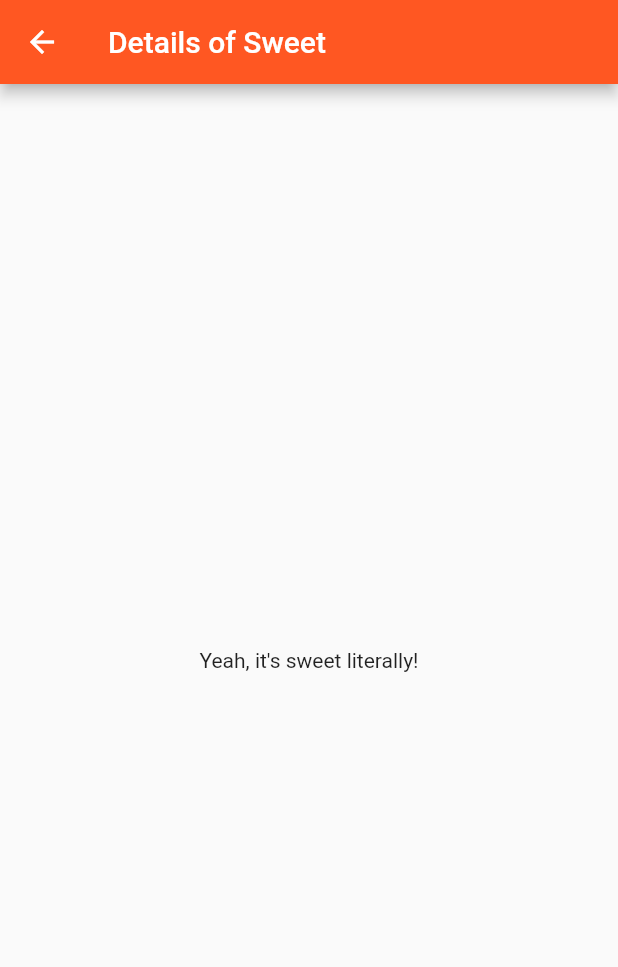
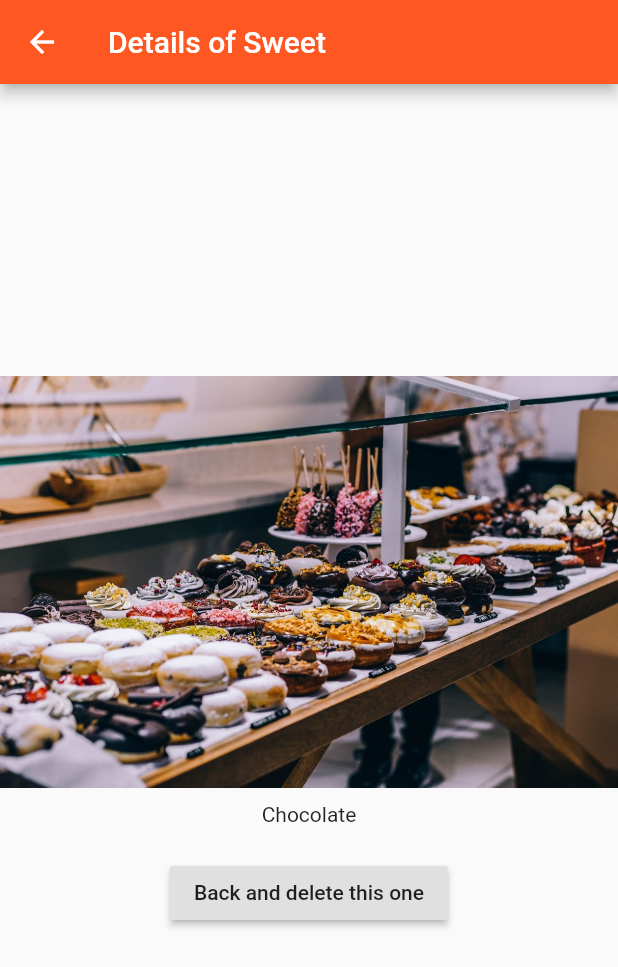
Before and after one commit to quydau35/flutter_course, a Flutter app: the screen it shows after launch, after a tap on "Add Product", after a tap on "Details", on a phone screen of 412 x 824 dp. Shown: the top 967 px of the screen. Run offline on Flutter 3.47's test engine with Material 2 defaults, Android fonts, the phone set to English and light mode, and no system bars.

Commit message:
add deleteProduct function

```diff
--- a/lib/pages/product.dart
+++ b/lib/pages/product.dart
@@ -1,14 +1,36 @@
 import 'package:flutter/material.dart';
 
 class ProductPage extends StatelessWidget {
+  final String title;
+  final String imageUrl;
+
+  ProductPage(this.title, this.imageUrl);
+
   @override
   Widget build(BuildContext context) {
     return Scaffold(
       appBar: AppBar(
         title: Text('Details of Sweet'),
       ),
-      body: Center(
-        child: Text("Yeah, it's sweet literally!"),
+      body: Column(
+        mainAxisAlignment: MainAxisAlignment.center,
+        crossAxisAlignment: CrossAxisAlignment.center,
+        children: <Widget>[
+          Image.asset(imageUrl),
+          Container(
+            padding: EdgeInsets.all(10.0),
+            child: Text(title),
+          ),
+          Container(
+            padding: EdgeInsets.all(10.0),
+            child: RaisedButton(
+              child: Text('Back and delete this one'),
+              onPressed: () {
+                Navigator.pop(context, true);
+              },
+            ),
+          )
+        ],
       ),
     );
   }
--- a/lib/product_control.dart
+++ b/lib/product_control.dart
@@ -10,7 +10,7 @@ class ProductControl extends StatelessWidget {
     return RaisedButton(
       color: Color.fromARGB(100, 100, 100, 100),
       onPressed: () {
-        updateProducts('Sweets');
+        updateProducts({'title': 'Chocolate', 'image': 'assets/food.jpg'});
       },
       child: Text('Add Product'),
     );
--- a/lib/product_manager.dart
+++ b/lib/product_manager.dart
@@ -5,7 +5,7 @@ import './product_control.dart';
 
 class ProductManager extends StatefulWidget {
   // ProductManager({Key key}) : super(key: key);
-  final String startingProduct;
+  final Map startingProduct;
   ProductManager({this.startingProduct});
   @override
   _ProductManagerState createState() {
@@ -15,7 +15,7 @@ class ProductManager extends StatefulWidget {
 }
 
 class _ProductManagerState extends State<ProductManager> {
-  List<String> _products = [];
+  List<Map<String, String>> _products = [];
 
   @override
   void initState() {
@@ -35,9 +35,15 @@ class _ProductManagerState extends State<ProductManager> {
     super.didUpdateWidget(oldWidget);
   }
 
-  void _updateProducts(String product) {
+  void _updateProducts(Map<String, String> product) {
     setState(() {
       _products.add(product);
+    });
+  }
+
+  void _deleteProduct(int index) {
+    setState(() {
+      _products.removeAt(index);
     });
   }
 
@@ -51,7 +57,7 @@ class _ProductManagerState extends State<ProductManager> {
           child: ProductControl(_updateProducts),
         ),
         Expanded(
-          child: Products(_products),
+          child: Products(_products, deleteProduct: _deleteProduct),
         ),
       ],
     );
--- a/lib/products.dart
+++ b/lib/products.dart
@@ -2,9 +2,10 @@ import 'package:flutter/material.dart';
 import 'package:flutter_course/pages/product.dart';
 
 class Products extends StatelessWidget {
-  final List<String> products;
+  final List<Map<String, String>> products;
+  final Function deleteProduct;
 
-  Products(this.products) {
+  Products(this.products, {this.deleteProduct}) {
     // print('[Products Widget] Constructor');
   }
 
@@ -12,8 +13,8 @@ class Products extends StatelessWidget {
     return Card(
       child: Column(
         children: <Widget>[
-          Image.asset('assets/food.jpg'),
-          Text(products[index]),
+          Image.asset(products[index]['image']),
+          Text(products[index]['title']),
           ButtonBar(
             alignment: MainAxisAlignment.center,
             children: <Widget>[
@@ -21,11 +22,19 @@ class Products extends StatelessWidget {
                 // color: Color.fromARGB(100, 100, 100, 100),
                 child: Text('Details'),
                 onPressed: () {
-                  Navigator.push(
+                  Navigator.push<bool>(
                     context,
                     MaterialPageRoute(
-                        builder: (BuildContext context) => ProductPage()),
-                  );
+                      builder: (BuildContext context) => ProductPage(
+                            products[index]['title'],
+                            products[index]['image'],
+                          ),
+                    ),
+                  ).then((bool onvalue) {
+                    if (onvalue) {
+                      deleteProduct(index);
+                    }
+                  });
                 },
               )
             ],
```
Also changed, not shown: 1 other file.
